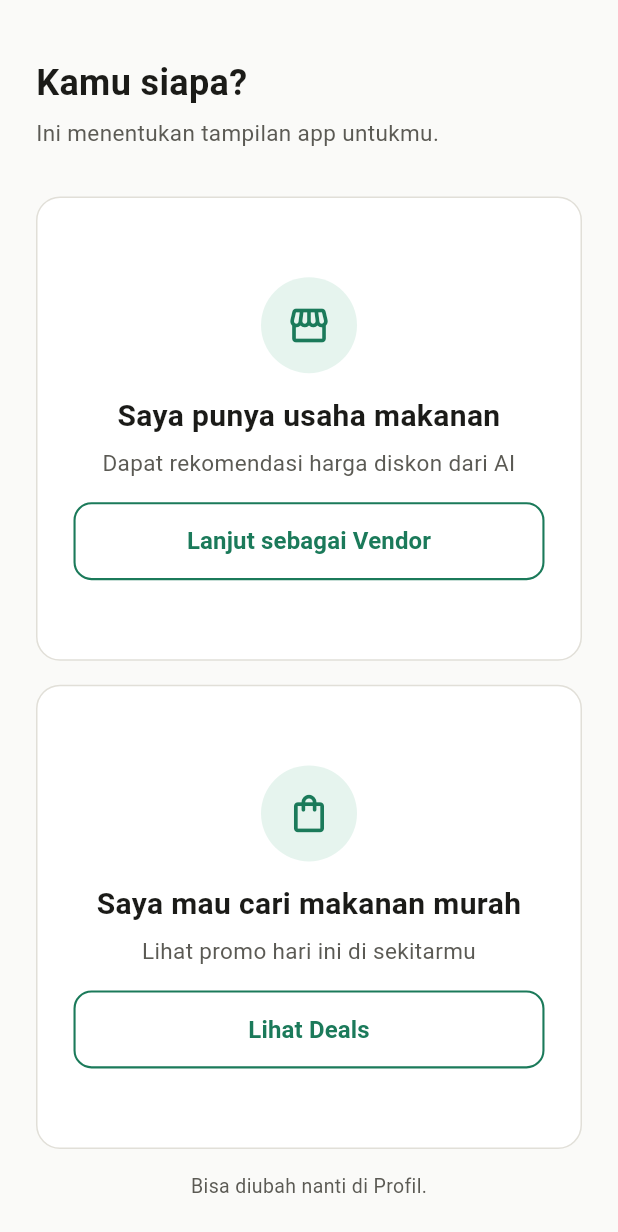
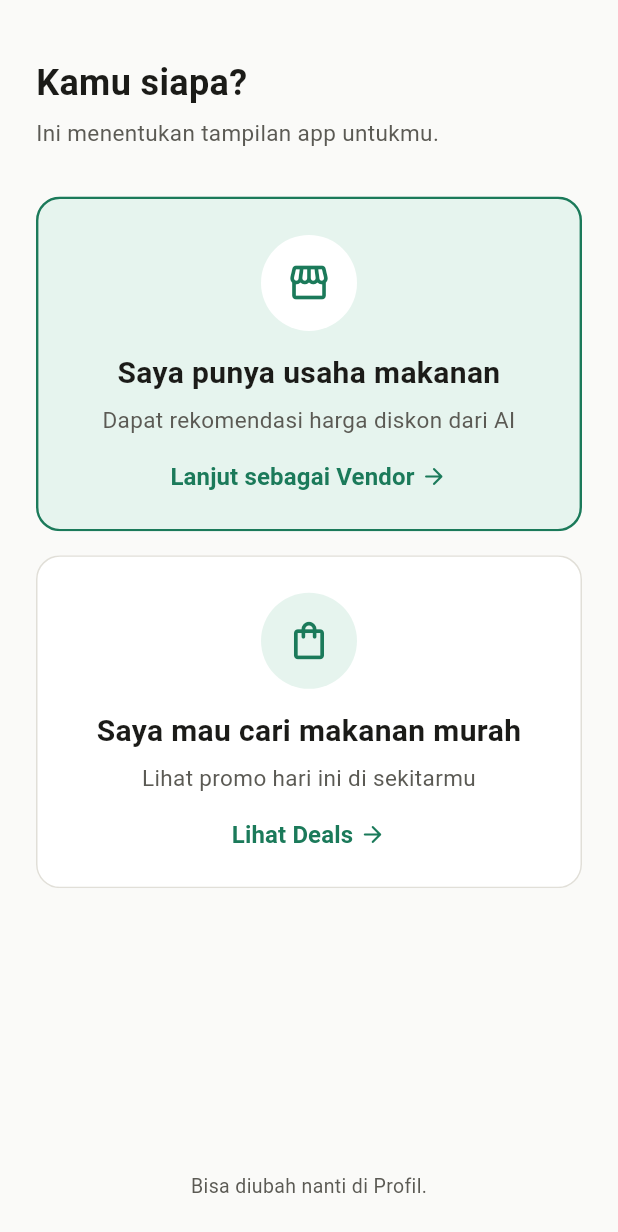
Before and after one commit to duskoide/komfes, a Flutter app: the RoleSelectScreen screen opened by its route, on a phone screen of 412 x 824 dp. Shown: the top 1232 px of the screen. Run offline on Flutter 3.47's test engine with Material 3 defaults, Android fonts, the phone set to English and light mode, and no system bars; our stand-ins replace device_preview, flutter_riverpod, go_router; accounts and stored records are empty.

Commit message:
fix: remove duplicate tap target on role select (S-03)
The card and the button inside it both triggered the same action, so
screen readers announced each option twice. The button is now a purely
visual affordance, excluded from semantics and from hit-testing, with
the card remaining the single tap target.

The cards are also no longer wrapped in Expanded, which made them
stretch into large empty boxes on tall screens. The vendor card gets
extra visual weight as the primary path of this screen.

```diff
--- a/frontend/lib/features/role/role_select_screen.dart
+++ b/frontend/lib/features/role/role_select_screen.dart
@@ -21,6 +21,7 @@ class RoleSelectScreen extends ConsumerWidget {
       title: 'Saya punya usaha makanan',
       description: 'Dapat rekomendasi harga diskon dari AI',
       buttonLabel: 'Lanjut sebagai Vendor',
+      emphasized: true,
       onTap: () {
         ref.read(activeRoleProvider.notifier).state = AppRole.vendor;
         context.push(RoutePaths.phone, extra: {'context': 'vendor'});
@@ -47,7 +48,7 @@ class RoleSelectScreen extends ConsumerWidget {
             crossAxisAlignment: CrossAxisAlignment.start,
             children: [
               const SizedBox(height: AppSpacing.lg),
-              Text('Kamu siapa?', style: AppTypography.h1),
+              const Text('Kamu siapa?', style: AppTypography.h1),
               const SizedBox(height: AppSpacing.sm),
               Text(
                 'Ini menentukan tampilan app untukmu.',
@@ -55,25 +56,32 @@ class RoleSelectScreen extends ConsumerWidget {
               ),
               const SizedBox(height: AppSpacing.xxl),
               Expanded(
+                child: SingleChildScrollView(
                   child: isTablet
-                    ? Row(
+                      // Tablet: berdampingan, tinggi disamakan (§S-03).
+                      ? IntrinsicHeight(
+                          child: Row(
                             crossAxisAlignment: CrossAxisAlignment.stretch,
                             children: [
                               Expanded(child: vendorCard),
                               const SizedBox(width: AppSpacing.lg),
                               Expanded(child: consumerCard),
                             ],
+                          ),
                         )
+                      // Ponsel: tumpuk vertikal dengan tinggi mengikuti isi,
+                      // bukan Expanded — supaya tidak melar di layar tinggi.
                       : Column(
                           children: [
-                          Expanded(child: vendorCard),
+                            vendorCard,
                             const SizedBox(height: AppSpacing.lg),
-                          Expanded(child: consumerCard),
+                            consumerCard,
                           ],
                         ),
                 ),
+              ),
               const SizedBox(height: AppSpacing.lg),
-              Center(
+              const Center(
                 child: Text(
                   'Bisa diubah nanti di Profil.',
                   style: AppTypography.caption,
@@ -94,6 +102,7 @@ class _RoleCard extends StatelessWidget {
     required this.description,
     required this.buttonLabel,
     required this.onTap,
+    this.emphasized = false,
   });
 
   final IconData icon;
@@ -102,26 +111,41 @@ class _RoleCard extends StatelessWidget {
   final String buttonLabel;
   final VoidCallback onTap;
 
+  /// Jalur vendor adalah tujuan utama layar ini, jadi kartunya diberi
+  /// bobot visual lebih — bukan sekadar dua pilihan yang identik.
+  final bool emphasized;
+
   @override
   Widget build(BuildContext context) {
-    return InkWell(
+    return Semantics(
+      button: true,
+      label: '$title. $description',
+      child: Material(
+        color: emphasized ? AppColors.primaryLight : AppColors.surface,
+        borderRadius: BorderRadius.circular(AppSpacing.radiusLg),
+        child: InkWell(
           borderRadius: BorderRadius.circular(AppSpacing.radiusLg),
           onTap: onTap,
-      child: Container(
-        width: double.infinity,
+          child: Ink(
+            decoration: BoxDecoration(
+              borderRadius: BorderRadius.circular(AppSpacing.radiusLg),
+              border: Border.all(
+                color: emphasized ? AppColors.primary : AppColors.border,
+                width: emphasized ? 1.6 : 1,
+              ),
+            ),
+            child: Padding(
               padding: const EdgeInsets.all(AppSpacing.xl),
-        decoration: BoxDecoration(
-          color: AppColors.surface,
-          borderRadius: BorderRadius.circular(AppSpacing.radiusLg),
-          border: Border.all(color: AppColors.border),
-        ),
               child: Column(
                 mainAxisAlignment: MainAxisAlignment.center,
                 children: [
                   Container(
                     width: 64,
                     height: 64,
-              decoration: const BoxDecoration(color: AppColors.primaryLight, shape: BoxShape.circle),
+                    decoration: BoxDecoration(
+                      color: emphasized ? AppColors.surface : AppColors.primaryLight,
+                      shape: BoxShape.circle,
+                    ),
                     child: Icon(icon, size: 30, color: AppColors.primary),
                   ),
                   const SizedBox(height: AppSpacing.lg),
@@ -133,11 +157,37 @@ class _RoleCard extends StatelessWidget {
                     textAlign: TextAlign.center,
                   ),
                   const SizedBox(height: AppSpacing.lg),
-            SizedBox(
-              width: double.infinity,
-              child: OutlinedButton(onPressed: onTap, child: Text(buttonLabel)),
+                  // Penanda aksi, bukan tombol terpisah: seluruh kartu sudah
+                  // menjadi target tekan, jadi ini dikecualikan dari semantik
+                  // dan dari hit-test agar tidak terbaca/tertekan dua kali.
+                  ExcludeSemantics(
+                    child: IgnorePointer(
+                      child: Row(
+                        mainAxisAlignment: MainAxisAlignment.center,
+                        children: [
+                          Flexible(
+                            child: Text(
+                              buttonLabel,
+                              textAlign: TextAlign.center,
+                              style: AppTypography.button.copyWith(
+                                color: AppColors.primary,
+                              ),
+                            ),
+                          ),
+                          const SizedBox(width: AppSpacing.xs),
+                          const Icon(
+                            Icons.arrow_forward_rounded,
+                            size: 18,
+                            color: AppColors.primary,
                           ),
                         ],
+                      ),
+                    ),
+                  ),
+                ],
+              ),
+            ),
+          ),
         ),
       ),
     );
```
Lines whose indentation alone changed are shown as unchanged.
